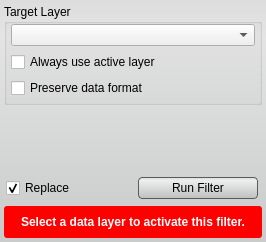
Qt form src/Interface/ToolInterface/IntensityCorrectionFilterInterface.ui (jessdtate/Seg3D) before a commit.
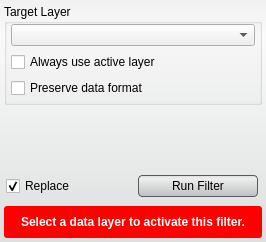
The same form after that commit. Custom widgets are drawn as their Qt base class.

Diff of the .ui file:
```diff
--- a/src/Interface/ToolInterface/IntensityCorrectionFilterInterface.ui
+++ b/src/Interface/ToolInterface/IntensityCorrectionFilterInterface.ui
@@ -28,7 +28,7 @@
   <property name="styleSheet">
    <string notr="true">QWidget#IntensityCorrectionFilterInterface{
 	border-radius: 3px;
-	background-color: qlineargradient(spread:pad, x1:0.5, y1:0, x2:0.5, y2:0.960227, stop:0 rgba(221, 221, 221, 255), stop:0.155779 rgba(228, 228, 228, 255), stop:1 rgba(202, 204, 204, 255));      
+	background-color: qlineargradient(spread:pad, x1:0.5, y1:0, x2:0.5, y2:0.960227, stop:0 rgba(241, 241, 241, 255), stop:0.155779 rgba(250, 250, 250, 255), stop:1 rgba(222, 224, 224, 255));       
 }
 
 QPushButton{
@@ -54,7 +54,7 @@
   </property>
   <layout class="QVBoxLayout" name="verticalLayout">
    <property name="spacing">
-    <number>2</number>
+    <number>4</number>
    </property>
    <property name="margin">
     <number>4</number>
```
